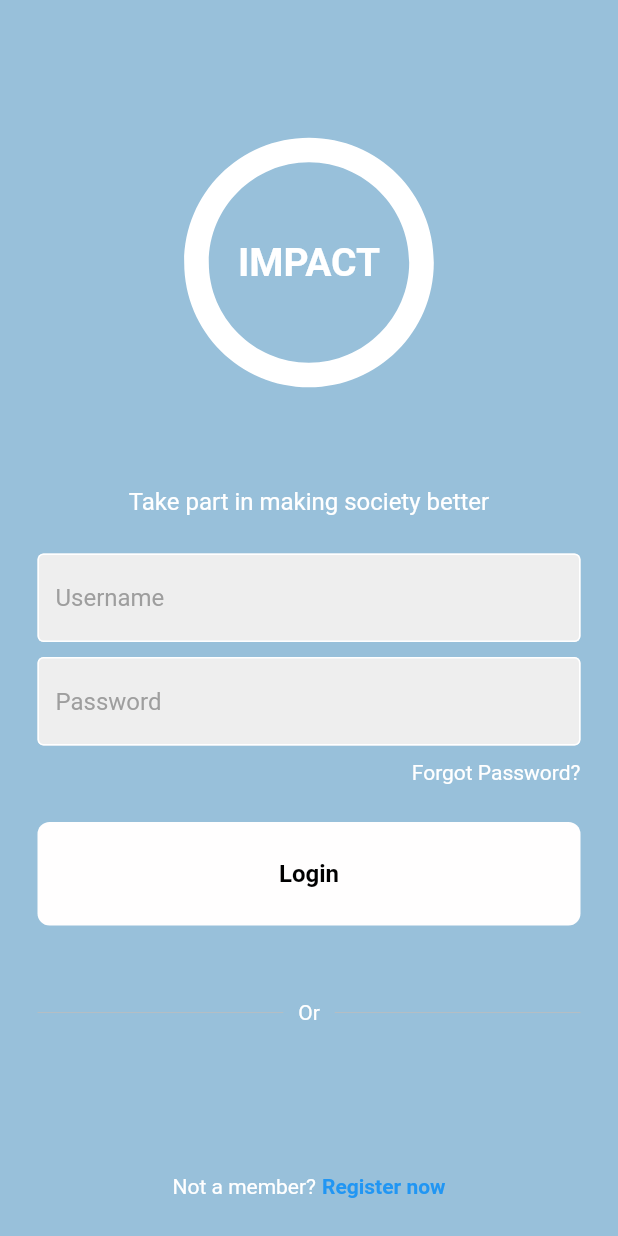
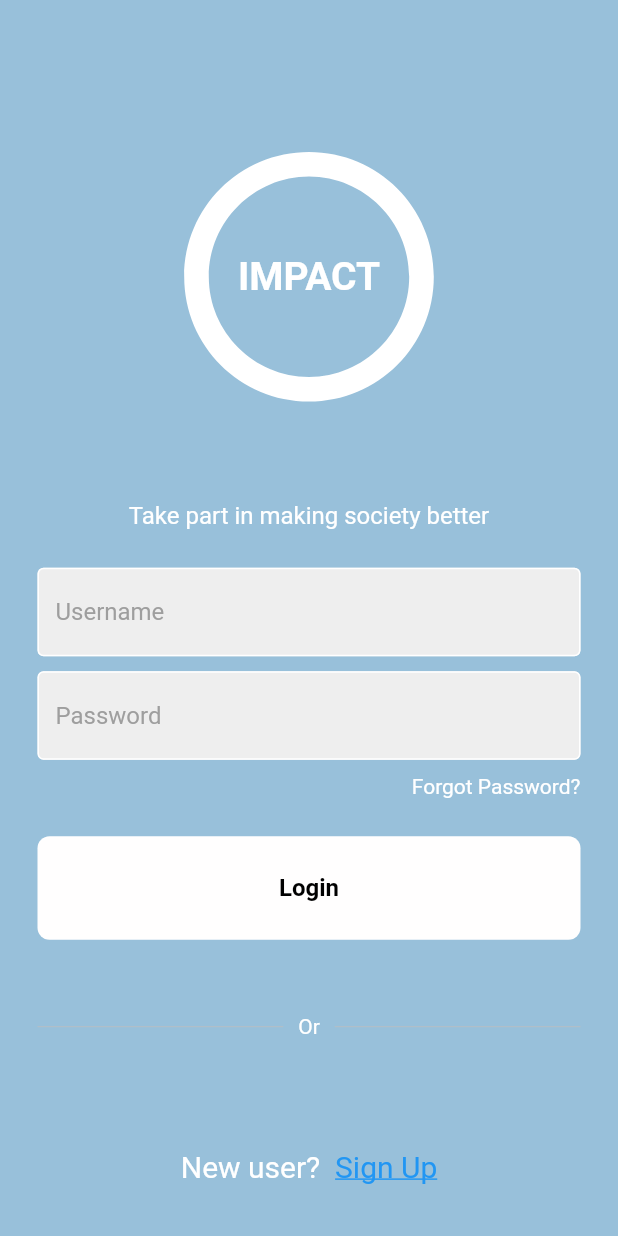
Before and after one commit to DenyTwice/impact-circle-v2, a Flutter app: the screen it shows after launch, on a phone screen of 412 x 824 dp. Run offline on Flutter 3.47's test engine with Material 2 defaults, Android fonts, the phone set to English and light mode, and no system bars; our stand-ins replace firebase_auth, firebase_core; accounts and stored records are empty.

```diff
--- a/lib/main.dart
+++ b/lib/main.dart
@@ -1,4 +1,5 @@
 import 'package:flutter/material.dart';
+import 'package:impact_circle/pages/auth.dart';
 import 'pages/login.dart';
 import 'pages/home.dart';
 import 'package:firebase_auth/firebase_auth.dart';
@@ -30,7 +31,7 @@ class Main extends StatelessWidget {
         } else if (snapshot.hasData) {
           return const Home();
         } else {
-          return const Login();
+          return const AuthPage();
         }
 
       }
--- /dev/null
+++ b/lib/pages/auth.dart
@@ -0,0 +1,23 @@
+import 'package:flutter/material.dart';
+import './login.dart';
+import './register_page.dart';
+
+class AuthPage extends StatefulWidget {
+  const AuthPage({ Key? key }) : super(key: key);
+
+  @override
+  State<AuthPage> createState() => _AuthState();
+}
+
+class _AuthState extends State<AuthPage> {
+  bool isLogin = true;
+
+  @override
+  Widget build(BuildContext context) => isLogin
+    ? Login(onClickedSignUp: toggle)
+    : Register(onClickedSignUp: toggle);
+
+  void toggle() => setState(() {
+    isLogin = !isLogin;
+  });
+}
--- a/lib/pages/login.dart
+++ b/lib/pages/login.dart
@@ -3,13 +3,14 @@ import 'package:impact_circle/components/my_button.dart';
 import 'package:impact_circle/components/my_textfield.dart';
 import 'package:firebase_auth/firebase_auth.dart';
 import 'package:impact_circle/main.dart';
+import 'package:flutter/gestures.dart';
 
 class Login extends StatefulWidget {
-  // final VoidCallback onClickedSignUp;
+  final VoidCallback onClickedSignUp;
 
   const Login({
     Key? key,
-    // required this.onClickedSignUp,
+    required this.onClickedSignUp,
   }) : super(key: key);
 
   @override
@@ -180,27 +181,45 @@ class _LoginState extends State<Login> {
                 //   ],
                 // ),
 
-                const SizedBox(height: 50),
+                // const SizedBox(height: 50),
 
                 // Not a member? Register now
-                Row(
-                  mainAxisAlignment: MainAxisAlignment.center,
-                  children: const [
-                    Text(
-                      'Not a member?',
-                      style:
-                          TextStyle(color: Color.fromARGB(255, 255, 255, 255)),
-                    ),
-                    SizedBox(width: 4),
-                    Text(
-                      'Register now',
-                      style: TextStyle(
-                        color: Colors.blue,
-                        fontWeight: FontWeight.bold,
-                      ),
-                    ),
-                  ],
-                )
+                // Row(
+                //   mainAxisAlignment: MainAxisAlignment.center,
+                //   children: const [
+                //     Text(
+                //       'Not a member?',
+                //       style:
+                //           TextStyle(color: Color.fromARGB(255, 255, 255, 255)),
+                //     ),
+                //     SizedBox(width: 4),
+                //     Text(
+                //       'Register now',
+                //       style: TextStyle(
+                //         color: Colors.blue,
+                //         fontWeight: FontWeight.bold,
+                //       ),
+                //     ),
+                //   ],
+                // )
+                 const SizedBox(height: 24),
+            RichText(
+              text: TextSpan(
+                style: const TextStyle(color: Colors.white, fontSize: 20),
+                text: 'New user?  ',
+                children: [
+                  TextSpan(
+                    recognizer: TapGestureRecognizer()
+                      ..onTap = widget.onClickedSignUp,
+                    text: 'Sign Up',
+                    style: TextStyle(
+                      decoration: TextDecoration.underline,
+                      color: Theme.of(context).colorScheme.secondary
+                    )
+                  )
+                ]
+              )
+            )
               ],
             ),
           ),
```
Also changed, not shown: lib/pages/register_page.dart (+81 -61 lines).
